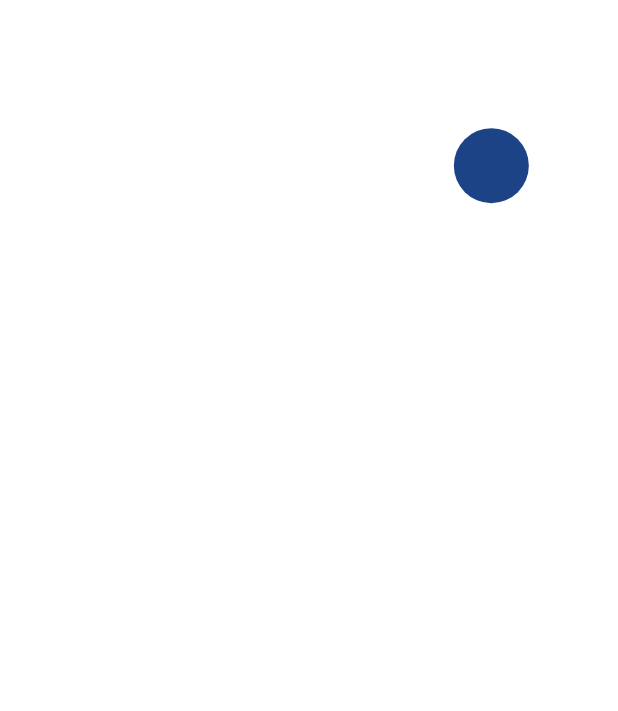
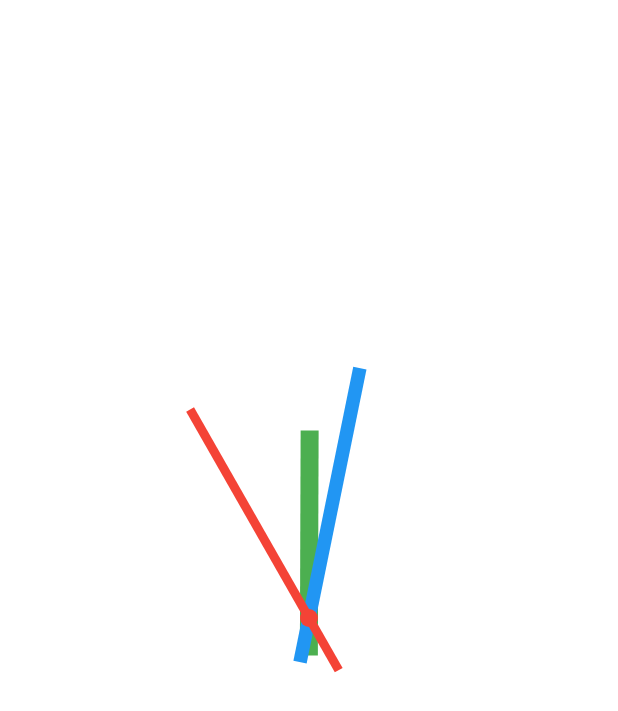
Before and after one commit to Vinicius-A-Barbosa/default_app, a Flutter app: the screen it shows after launch, on a phone screen of 412 x 824 dp. Shown: the top 711 px of the screen. Run offline on Flutter 3.47's test engine with Material 2 defaults, Android fonts, the phone set to English and light mode, and no system bars.

Commit message:
Tween almost done

```diff
--- a/lib/main.dart
+++ b/lib/main.dart
@@ -1,4 +1,4 @@
-import 'package:default_app/user_interface/pages/implicit_animation_page/implicit_animation_view.dart';
+import 'package:default_app/user_interface/pages/tween_animation_page/tween_animation_view.dart';
 import 'package:flutter/material.dart';
 
 void main() {
@@ -14,7 +14,7 @@ class MyApp extends StatelessWidget {
       theme: ThemeData(
         primarySwatch: Colors.blue,
       ),
-      home: ImplicitAnimationView(),
+      home: TweenAnimationView(),
     );
   }
 }
--- /dev/null
+++ b/lib/user_interface/pages/tween_animation_page/tween_animation_view.dart
@@ -0,0 +1,107 @@
+import 'dart:math';
+
+import 'package:flutter/material.dart';
+
+class TweenAnimationView extends StatefulWidget {
+  const TweenAnimationView({Key? key}) : super(key: key);
+
+  @override
+  State<TweenAnimationView> createState() => _TweenAnimationViewState();
+}
+
+class _TweenAnimationViewState extends State<TweenAnimationView> {
+  var _height = 50.0;
+  var _width = 100.0;
+
+  void _moveBall() {
+    setState(() {});
+  }
+
+  @override
+  Widget build(BuildContext context) {
+    var screenHeight = _height +
+        Random().nextDouble() * (MediaQuery.of(context).size.height - _height);
+    var screenWidth = _width +
+        Random().nextDouble() * (MediaQuery.of(context).size.width - _width);
+    var circleColor =
+        Color((Random().nextDouble() * 0xFFFFFF).toInt()).withOpacity(1.0);
+
+    return Stack(
+      children: [
+        Center(
+          child: Container(
+            width: 400,
+            height: 400,
+            decoration:
+                BoxDecoration(shape: BoxShape.circle, color: Colors.white),
+          ),
+        ),
+        TweenAnimationBuilder(
+          duration: Duration(seconds: 216000),
+          tween: Tween<double>(begin: 0, end: 59),
+          builder: (_, double time, __) {
+            return Transform.rotate(
+              angle: (pi / 2 * time) - pi / 2,
+              child: Transform.translate(
+                offset: Offset(50, 0),
+                child: Center(
+                  child: Container(
+                    width: 150,
+                    height: 12,
+                    color: Colors.green,
+                  ),
+                ),
+              ),
+            );
+          },
+        ),
+        TweenAnimationBuilder(
+          duration: Duration(seconds: 3600),
+          tween: Tween<double>(begin: 0, end: 59),
+          builder: (_, double time, __) {
+            return Transform.rotate(
+              angle: (pi / 2 * time) - pi / 2,
+              child: Transform.translate(
+                offset: Offset(70, 0),
+                child: Center(
+                  child: Container(
+                    width: 200,
+                    height: 9,
+                    color: Colors.blue,
+                  ),
+                ),
+              ),
+            );
+          },
+        ),
+        TweenAnimationBuilder(
+          duration: Duration(seconds: 60),
+          tween: Tween<double>(begin: 0, end: 59),
+          builder: (_, double time, __) {
+            return Transform.rotate(
+              angle: (pi / 2 * time) - pi / 2,
+              child: Transform.translate(
+                offset: Offset(60, 0),
+                child: Center(
+                  child: Container(
+                    width: 200,
+                    height: 6,
+                    color: Colors.red,
+                  ),
+                ),
+              ),
+            );
+          },
+        ),
+        Center(
+          child: Container(
+            width: 12,
+            height: 12,
+            decoration:
+                BoxDecoration(shape: BoxShape.circle, color: Colors.red),
+          ),
+        ),
+      ],
+    );
+  }
+}
```
